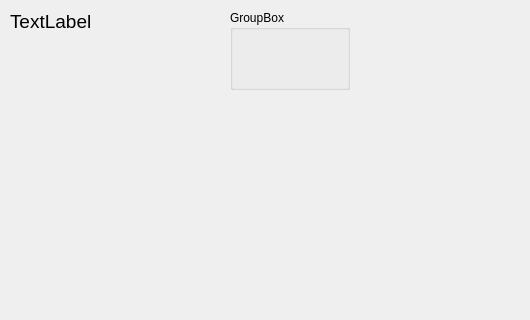
Above: 2021/01Spring/CSC284/BrunoKoppel_Thareos/checklistwindow.ui from BrunoKoppel/bhcc before the change; both pictures show x 0 to 530 and y 0 to 320 of the 900 by 650 pixel window. Below: the same form after it.
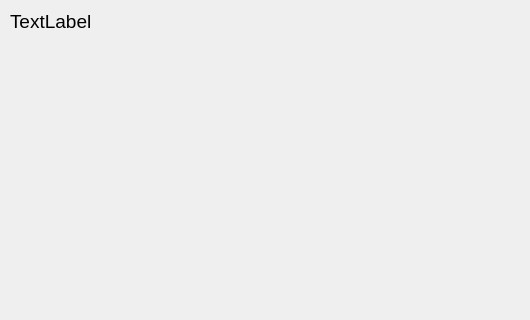
That is the form after the change.

Diff of the .ui file:
```diff
--- a/2021/01Spring/CSC284/BrunoKoppel_Thareos/checklistwindow.ui
+++ b/2021/01Spring/CSC284/BrunoKoppel_Thareos/checklistwindow.ui
@@ -50,19 +50,6 @@
      <string>Add Task</string>
     </property>
    </widget>
-   <widget class="QGroupBox" name="groupBox">
-    <property name="geometry">
-     <rect>
-      <x>230</x>
-      <y>10</y>
-      <width>120</width>
-      <height>80</height>
-     </rect>
-    </property>
-    <property name="title">
-     <string>GroupBox</string>
-    </property>
-   </widget>
   </widget>
   <widget class="QMenuBar" name="menubar">
    <property name="geometry">
```
